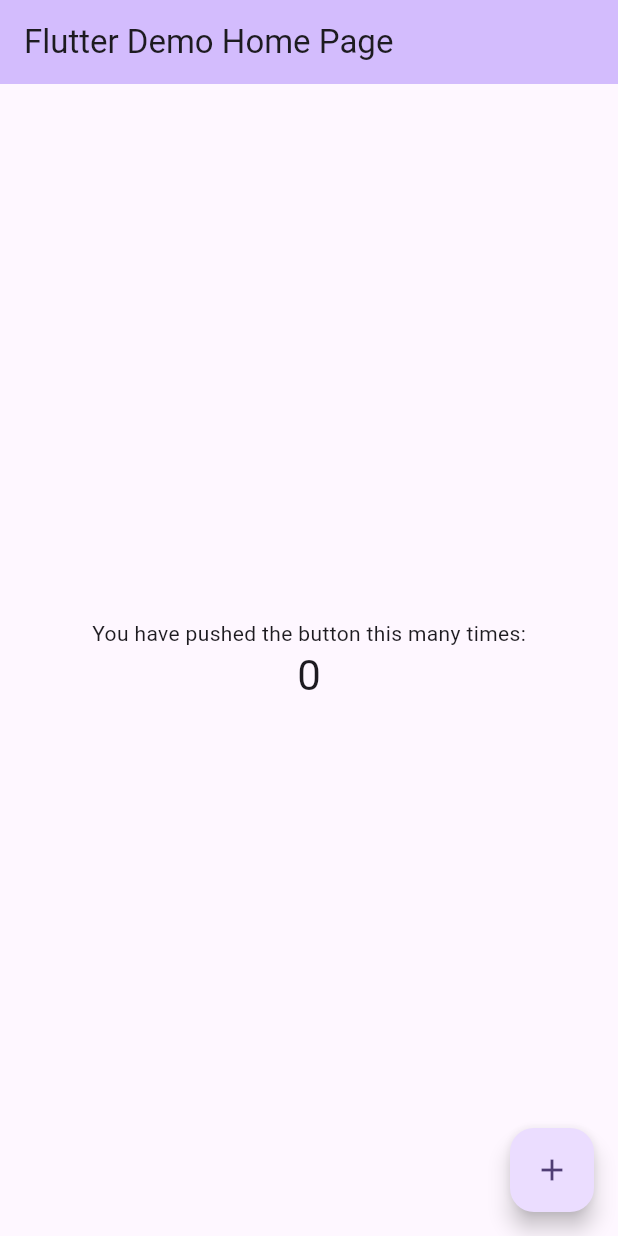
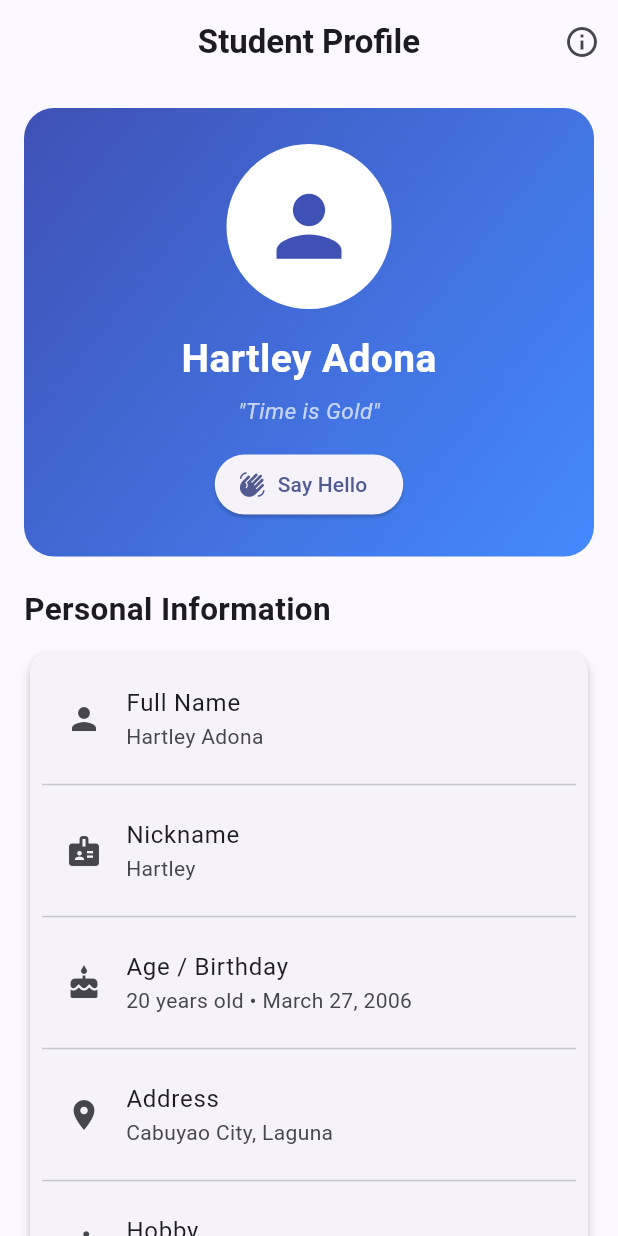
Before and after one commit to yltrh/flutteractivity, a Flutter app: the screen it shows after launch, on a phone screen of 412 x 824 dp. Run offline on Flutter 3.47's test engine with Material 3 defaults, Android fonts, the phone set to English and light mode, and no system bars.

Commit message:
main and test configuration

```diff
--- a/lib/main.dart
+++ b/lib/main.dart
@@ -1,121 +1,306 @@
 import 'package:flutter/material.dart';
 
 void main() {
-  runApp(const MyApp());
+  runApp(const StudentProfileApp());
 }
 
-class MyApp extends StatelessWidget {
-  const MyApp({super.key});
+class StudentProfileApp extends StatelessWidget {
+  const StudentProfileApp({super.key});
 
-  // This widget is the root of your application.
   @override
   Widget build(BuildContext context) {
     return MaterialApp(
-      title: 'Flutter Demo',
+      debugShowCheckedModeBanner: false,
+      title: 'Student Profile',
       theme: ThemeData(
-        // This is the theme of your application.
-        //
-        // TRY THIS: Try running your application with "flutter run". You'll see
-        // the application has a purple toolbar. Then, without quitting the app,
-        // try changing the seedColor in the colorScheme below to Colors.green
-        // and then invoke "hot reload" (save your changes or press the "hot
-        // reload" button in a Flutter-supported IDE, or press "r" if you used
-        // the command line to start the app).
-        //
-        // Notice that the counter didn't reset back to zero; the application
-        // state is not lost during the reload. To reset the state, use hot
-        // restart instead.
-        //
-        // This works for code too, not just values: Most code changes can be
-        // tested with just a hot reload.
-        colorScheme: .fromSeed(seedColor: Colors.deepPurple),
+        colorScheme: ColorScheme.fromSeed(seedColor: Colors.indigo),
+        useMaterial3: true,
       ),
-      home: const MyHomePage(title: 'Flutter Demo Home Page'),
+      home: const StudentProfilePage(),
     );
   }
 }
 
-class MyHomePage extends StatefulWidget {
-  const MyHomePage({super.key, required this.title});
-
-  // This widget is the home page of your application. It is stateful, meaning
-  // that it has a State object (defined below) that contains fields that affect
-  // how it looks.
-
-  // This class is the configuration for the state. It holds the values (in this
-  // case the title) provided by the parent (in this case the App widget) and
-  // used by the build method of the State. Fields in a Widget subclass are
-  // always marked "final".
-
-  final String title;
+class StudentProfilePage extends StatefulWidget {
+  const StudentProfilePage({super.key});
 
   @override
-  State<MyHomePage> createState() => _MyHomePageState();
+  State<StudentProfilePage> createState() => _StudentProfilePageState();
 }
 
-class _MyHomePageState extends State<MyHomePage> {
-  int _counter = 0;
-
-  void _incrementCounter() {
-    setState(() {
-      // This call to setState tells the Flutter framework that something has
-      // changed in this State, which causes it to rerun the build method below
-      // so that the display can reflect the updated values. If we changed
-      // _counter without calling setState(), then the build method would not be
-      // called again, and so nothing would appear to happen.
-      _counter++;
-    });
-  }
+class _StudentProfilePageState extends State<StudentProfilePage> {
+  bool showAcademicInfo = true;
 
   @override
   Widget build(BuildContext context) {
-    // This method is rerun every time setState is called, for instance as done
-    // by the _incrementCounter method above.
-    //
-    // The Flutter framework has been optimized to make rerunning build methods
-    // fast, so that you can just rebuild anything that needs updating rather
-    // than having to individually change instances of widgets.
     return Scaffold(
       appBar: AppBar(
-        // TRY THIS: Try changing the color here to a specific color (to
-        // Colors.amber, perhaps?) and trigger a hot reload to see the AppBar
-        // change color while the other colors stay the same.
-        backgroundColor: Theme.of(context).colorScheme.inversePrimary,
-        // Here we take the value from the MyHomePage object that was created by
-        // the App.build method, and use it to set our appbar title.
-        title: Text(widget.title),
+        title: const Text(
+          'Student Profile',
+          style: TextStyle(fontWeight: FontWeight.bold),
+        ),
+        centerTitle: true,
+        actions: [
+          IconButton(
+            icon: const Icon(Icons.info_outline),
+            onPressed: () {
+              ScaffoldMessenger.of(context).showSnackBar(
+                const SnackBar(
+                  content: Text('Welcome to Hartley\'s Student Profile!'),
+                ),
+              );
+            },
+          ),
+        ],
       ),
-      body: Center(
-        // Center is a layout widget. It takes a single child and positions it
-        // in the middle of the parent.
+
+      body: SingleChildScrollView(
+        padding: const EdgeInsets.all(16),
         child: Column(
-          // Column is also a layout widget. It takes a list of children and
-          // arranges them vertically. By default, it sizes itself to fit its
-          // children horizontally, and tries to be as tall as its parent.
-          //
-          // Column has various properties to control how it sizes itself and
-          // how it positions its children. Here we use mainAxisAlignment to
-          // center the children vertically; the main axis here is the vertical
-          // axis because Columns are vertical (the cross axis would be
-          // horizontal).
-          //
-          // TRY THIS: Invoke "debug painting" (choose the "Toggle Debug Paint"
-          // action in the IDE, or press "p" in the console), to see the
-          // wireframe for each widget.
-          mainAxisAlignment: .center,
           children: [
-            const Text('You have pushed the button this many times:'),
-            Text(
-              '$_counter',
-              style: Theme.of(context).textTheme.headlineMedium,
+            // Profile Header
+            Container(
+              width: double.infinity,
+              padding: const EdgeInsets.all(24),
+              decoration: BoxDecoration(
+                gradient: const LinearGradient(
+                  colors: [Colors.indigo, Colors.blueAccent],
+                  begin: Alignment.topLeft,
+                  end: Alignment.bottomRight,
+                ),
+                borderRadius: BorderRadius.circular(20),
+              ),
+              child: Column(
+                children: [
+                  const CircleAvatar(
+                    radius: 55,
+                    backgroundColor: Colors.white,
+                    child: Icon(
+                      Icons.person,
+                      size: 65,
+                      color: Colors.indigo,
+                    ),
+                  ),
+
+                  const SizedBox(height: 15),
+
+                  const Text(
+                    'Hartley Adona',
+                    style: TextStyle(
+                      fontSize: 26,
+                      fontWeight: FontWeight.bold,
+                      color: Colors.white,
+                    ),
+                  ),
+
+                  const SizedBox(height: 5),
+
+                  const Text(
+                    '"Time is Gold"',
+                    style: TextStyle(
+                      fontSize: 15,
+                      fontStyle: FontStyle.italic,
+                      color: Colors.white70,
+                    ),
+                  ),
+
+                  const SizedBox(height: 15),
+
+                  ElevatedButton.icon(
+                    onPressed: () {
+                      ScaffoldMessenger.of(context).showSnackBar(
+                        const SnackBar(
+                          content: Text('Thanks for visiting my profile!'),
+                        ),
+                      );
+                    },
+                    icon: const Icon(Icons.waving_hand),
+                    label: const Text('Say Hello'),
+                  ),
+                ],
+              ),
             ),
+
+            const SizedBox(height: 20),
+
+            // Personal Information
+            const Align(
+              alignment: Alignment.centerLeft,
+              child: Text(
+                'Personal Information',
+                style: TextStyle(
+                  fontSize: 21,
+                  fontWeight: FontWeight.bold,
+                ),
+              ),
+            ),
+
+            const SizedBox(height: 10),
+
+            Card(
+              elevation: 3,
+              child: Padding(
+                padding: const EdgeInsets.all(8),
+                child: Column(
+                  children: const [
+                    ListTile(
+                      leading: Icon(Icons.person),
+                      title: Text('Full Name'),
+                      subtitle: Text('Hartley Adona'),
+                    ),
+                    Divider(),
+                    ListTile(
+                      leading: Icon(Icons.badge),
+                      title: Text('Nickname'),
+                      subtitle: Text('Hartley'),
+                    ),
+                    Divider(),
+                    ListTile(
+                      leading: Icon(Icons.cake),
+                      title: Text('Age / Birthday'),
+                      subtitle: Text('20 years old • March 27, 2006'),
+                    ),
+                    Divider(),
+                    ListTile(
+                      leading: Icon(Icons.location_on),
+                      title: Text('Address'),
+                      subtitle: Text('Cabuyao City, Laguna'),
+                    ),
+                    Divider(),
+                    ListTile(
+                      leading: Icon(Icons.directions_run),
+                      title: Text('Hobby'),
+                      subtitle: Text('Running'),
+                    ),
+                    Divider(),
+                    ListTile(
+                      leading: Icon(Icons.school),
+                      title: Text('Course / Year / Section'),
+                      subtitle: Text('Information Technology • 3 IT-A'),
+                    ),
+                  ],
+                ),
+              ),
+            ),
+
+            const SizedBox(height: 20),
+
+            // Academic Information
+            Row(
+              mainAxisAlignment: MainAxisAlignment.spaceBetween,
+              children: [
+                const Text(
+                  'Academic Information',
+                  style: TextStyle(
+                    fontSize: 21,
+                    fontWeight: FontWeight.bold,
+                  ),
+                ),
+                TextButton(
+                  onPressed: () {
+                    setState(() {
+                      showAcademicInfo = !showAcademicInfo;
+                    });
+                  },
+                  child: Text(showAcademicInfo ? 'Hide' : 'Show'),
+                ),
+              ],
+            ),
+
+            const SizedBox(height: 5),
+
+            if (showAcademicInfo)
+              Card(
+                elevation: 3,
+                child: Column(
+                  children: const [
+                    ListTile(
+                      leading: Icon(Icons.book),
+                      title: Text('Favorite Subject'),
+                      subtitle: Text('Mobile Application Development'),
+                    ),
+                    Divider(),
+                    ListTile(
+                      leading: Icon(Icons.code),
+                      title: Text('Programming Language'),
+                      subtitle: Text('Dart'),
+                    ),
+                    Divider(),
+                    ListTile(
+                      leading: Icon(Icons.design_services),
+                      title: Text('Technical Skill'),
+                      subtitle: Text('UI/UX Design'),
+                    ),
+                    Divider(),
+                    ListTile(
+                      leading: Icon(Icons.work),
+                      title: Text('Career Goal'),
+                      subtitle: Text('Mobile Application Developer'),
+                    ),
+                    Divider(),
+                    ListTile(
+                      leading: Icon(Icons.lightbulb),
+                      title: Text('Academic Interest'),
+                      subtitle: Text('Mobile and Web Technologies'),
+                    ),
+                  ],
+                ),
+              ),
+
+            const SizedBox(height: 20),
+
+            // About Me
+            Container(
+              width: double.infinity,
+              padding: const EdgeInsets.all(20),
+              decoration: BoxDecoration(
+                color: Colors.indigo.withValues(alpha: 0.08),
+                borderRadius: BorderRadius.circular(16),
+              ),
+              child: const Column(
+                crossAxisAlignment: CrossAxisAlignment.start,
+                children: [
+                  Text(
+                    'About Me',
+                    style: TextStyle(
+                      fontSize: 21,
+                      fontWeight: FontWeight.bold,
+                    ),
+                  ),
+                  SizedBox(height: 10),
+                  Text(
+                    'I am a third-year Information Technology student '
+                    'who enjoys running and learning about mobile and web '
+                    'technologies. I am interested in creating useful and '
+                    'user-friendly applications while continuously improving '
+                    'my technical skills.',
+                    style: TextStyle(
+                      fontSize: 15,
+                      height: 1.5,
+                    ),
+                  ),
+                ],
+              ),
+            ),
+
+            const SizedBox(height: 25),
+
+            // Footer
+            const Row(
+              mainAxisAlignment: MainAxisAlignment.center,
+              children: [
+                Icon(Icons.favorite, size: 18),
+                SizedBox(width: 6),
+                Text(
+                  'Keep learning. Keep improving.',
+                  style: TextStyle(fontWeight: FontWeight.w500),
+                ),
+              ],
+            ),
+
+            const SizedBox(height: 20),
           ],
         ),
-      ),
-      floatingActionButton: FloatingActionButton(
-        onPressed: _incrementCounter,
-        tooltip: 'Increment',
-        child: const Icon(Icons.add),
       ),
     );
   }
```
Also changed, not shown: 1 other file.
